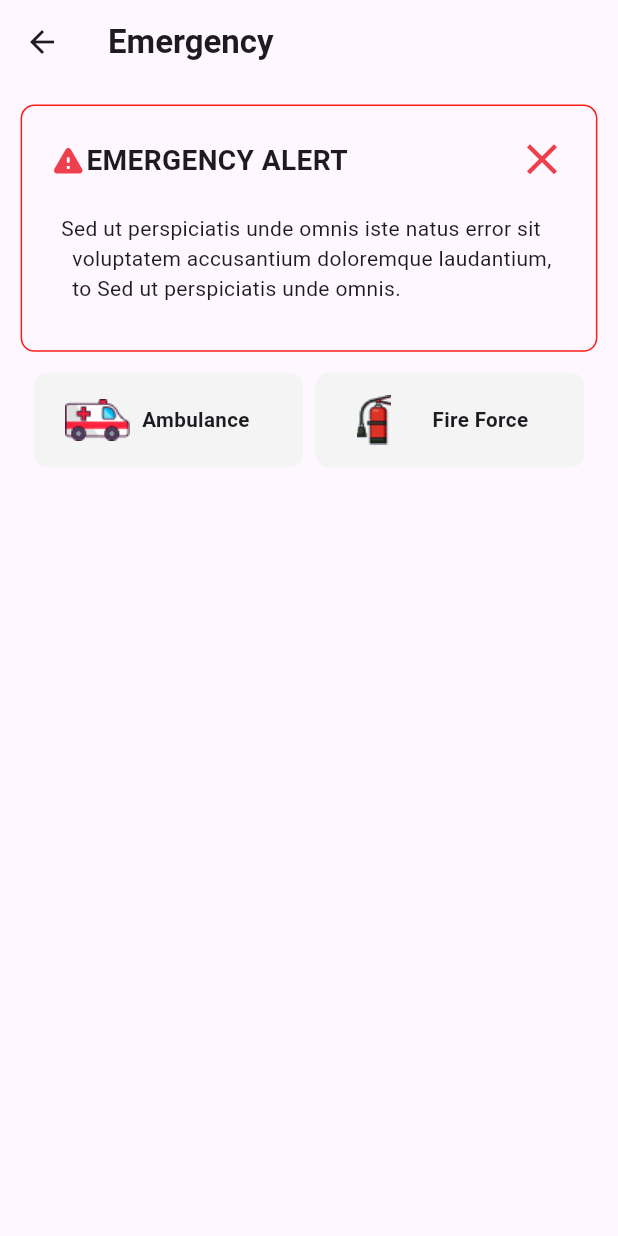
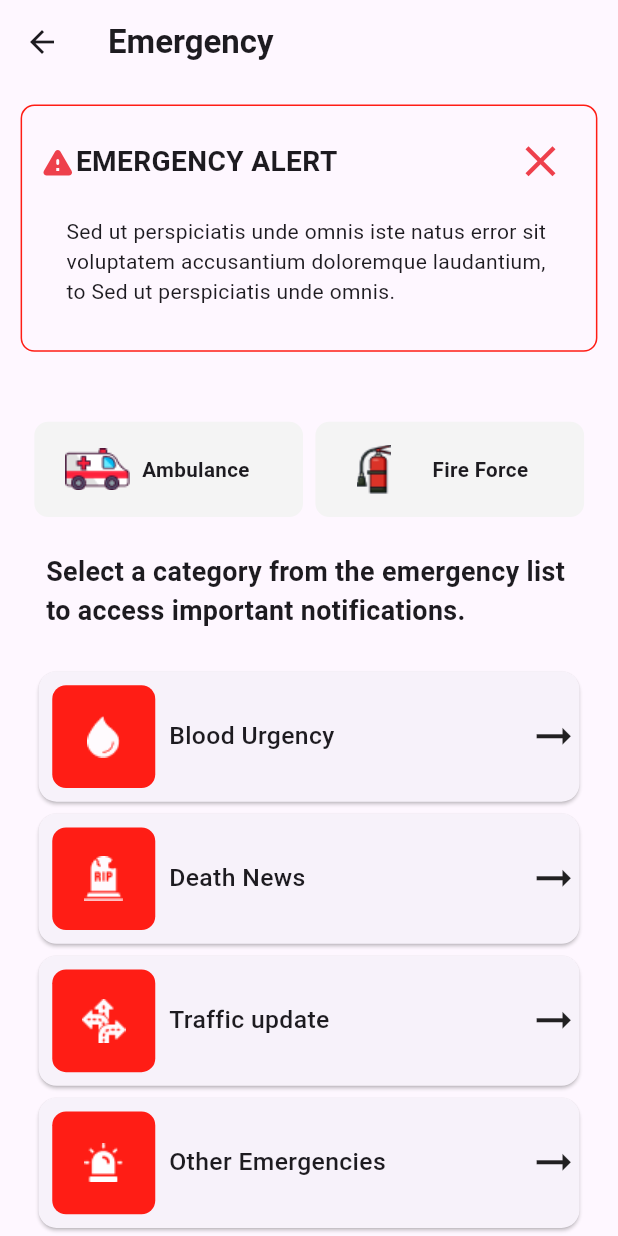
Before and after one commit to Syamkrishna2272/Village_App, a Flutter app: the EmergencyScreen screen opened directly, on a phone screen of 412 x 824 dp. Run offline on Flutter 3.47's test engine with Material 3 defaults, Android fonts, the phone set to English and light mode, and no system bars; our stand-ins replace carousel_slider, material_design_icons_flutter.

Commit message:
emergency card completed

```diff
--- a/lib/view/screens/homepage/widget/quickaccess/emergencypage/emergency_screen.dart
+++ b/lib/view/screens/homepage/widget/quickaccess/emergencypage/emergency_screen.dart
@@ -1,9 +1,15 @@
 import 'package:flutter/material.dart';
-  import 'package:flutter/widgets.dart';
+import 'package:village_app/view/screens/homepage/widget/quickaccess/emergencypage/widget/emergency_card_widget.dart';
 
-  class EmergencyScreen extends StatelessWidget {
+class EmergencyScreen extends StatefulWidget {
   const EmergencyScreen({super.key});
 
+  @override
+  State<EmergencyScreen> createState() => _EmergencyScreenState();
+}
+
+class _EmergencyScreenState extends State<EmergencyScreen> {
+  bool _isAlertVisible = true;
   @override
   Widget build(BuildContext context) {
     final mediaQuery = MediaQuery.of(context);
@@ -17,8 +23,10 @@
         ),
       ),
       body: SafeArea(
+          child: SingleChildScrollView(
         child: Column(
           children: [
+            if (_isAlertVisible)
               Padding(
                 padding: EdgeInsets.all(screenWidth / 30),
                 child: Container(
@@ -33,7 +41,7 @@
                   child: Column(
                     children: [
                       Padding(
-                      padding: EdgeInsets.all(screenWidth / 22),
+                        padding: EdgeInsets.all(screenWidth / 35),
                         child: Row(
                           children: [
                             const Icon(
@@ -47,11 +55,18 @@
                                   fontSize: screenWidth / 22),
                             ),
                             const Spacer(),
-                          Icon(
+                            IconButton(
+                                icon: Icon(
                                   Icons.close,
                                   color: const Color(0XFFEE404C),
                                   size: screenWidth / 12,
-                          )
+                                ),
+                                onPressed: () {
+                                  setState(() {
+                                    _isAlertVisible = false;
+                                  });
+                                })
+                            //
                           ],
                         ),
                       ),
@@ -65,6 +80,7 @@
                   ),
                 ),
               ),
+            SizedBox(height: screenHeight / 25),
             Padding(
               padding: EdgeInsets.only(left: screenWidth / 18),
               child: Row(
@@ -106,7 +122,7 @@
                           padding: EdgeInsets.only(left: screenWidth / 15),
                           child: Image.asset('lib/asset/img/XMLID_1_.png'),
                         ),
-                      SizedBox(width: screenWidth / 15 ),
+                        SizedBox(width: screenWidth / 15),
                         Text(
                           'Fire Force',
                           style: TextStyle(
@@ -119,7 +135,20 @@
                 ],
               ),
             ),
+            SizedBox(
+              height: screenHeight / 35,
+            ),
+            Text(
+              """Select a category from the emergency list
+to access important notifications.""",
+              style: TextStyle(
+                  fontSize: screenWidth / 23, fontWeight: FontWeight.w600),
+            ),
+            SizedBox(height: screenHeight / 35),
+            EmergencyCardWidget(
+                screenWidth: screenWidth, screenHeight: screenHeight)
           ],
+        ),
       )),
     );
   }
--- /dev/null
+++ b/lib/view/screens/homepage/widget/quickaccess/emergencypage/widget/emergency_card_widget.dart
@@ -0,0 +1,92 @@
+import 'package:flutter/material.dart';
+
+class EmergencyCardWidget extends StatelessWidget {
+  const EmergencyCardWidget({
+    super.key,
+    required this.screenWidth,
+    required this.screenHeight,
+  });
+
+  final double screenWidth;
+  final double screenHeight;
+
+  @override
+  Widget build(BuildContext context) {
+    return Column(
+      children: [
+        buildCard(
+          screenWidth: screenWidth,
+          screenHeight: screenHeight,
+          imagePath: 'lib/asset/img/Group (13).png',
+          title: 'Blood Urgency',
+        ),
+        buildCard(
+          screenWidth: screenWidth,
+          screenHeight: screenHeight,
+          imagePath: 'lib/asset/img/Group (14).png',
+          title: 'Death News',
+        ),
+        buildCard(
+          screenWidth: screenWidth,
+          screenHeight: screenHeight,
+          imagePath: 'lib/asset/img/23-direction.png',
+          title: 'Traffic update',
+        ),
+        buildCard(
+          screenWidth: screenWidth,
+          screenHeight: screenHeight,
+          imagePath: 'lib/asset/img/Group 655.png',
+          title: 'Other Emergencies',
+        ),
+      ],
+    );
+  }
+
+  Padding buildCard({
+    required double screenWidth,
+    required double screenHeight,
+    required String imagePath,
+    required String title,
+  }) {
+    return Padding(
+      padding: EdgeInsets.only(left: screenWidth / 19, right: screenWidth / 19),
+      child: Card(
+        child: Container(
+          height: screenHeight / 9.5,
+          width: screenWidth,
+          decoration: BoxDecoration(
+            borderRadius: BorderRadius.circular(screenWidth / 45),
+          ),
+          child: Row(
+            children: [
+              Padding(
+                padding: EdgeInsets.all(screenWidth / 45),
+                child: Container(
+                  height: screenHeight,
+                  width: screenWidth / 6,
+                  decoration: BoxDecoration(
+                    borderRadius: BorderRadius.circular(screenWidth / 45),
+                    color: const Color(0XFFFF1D15),
+                  ),
+                  child: Image.asset(imagePath),
+                ),
+              ),
+              Text(
+                title,
+                style: TextStyle(
+                  fontWeight: FontWeight.w500,
+                  fontSize: screenWidth / 25,
+                ),
+              ),
+              const Spacer(),
+              Icon(
+                Icons.arrow_right_alt_outlined,
+                size: screenWidth / 12,
+              ),
+            ],
+          ),
+        ),
+      ),
+    );
+  }
+}
--- a/pubspec.yaml
+++ b/pubspec.yaml
@@ -134,6 +134,10 @@ flutter:
     - lib/asset/img/Rectangle 169 (1).png
     - lib/asset/img/Group (12).png
     - lib/asset/img/XMLID_1_.png
+    - lib/asset/img/23-direction.png
+    - lib/asset/img/Group (13).png
+    - lib/asset/img/Group (14).png
+    - lib/asset/img/Group 655.png
 
   # An image asset can refer to one or more resolution-specific "variants", see
   # https://flutter.dev/assets-and-images/#resolution-aware
```
Also changed, not shown: lib/asset/img/23-direction.png (added), lib/asset/img/Group (13).png (added), lib/asset/img/Group (14).png (added), lib/asset/img/Group 655.png (added). Lines whose indentation alone changed are shown as unchanged.
